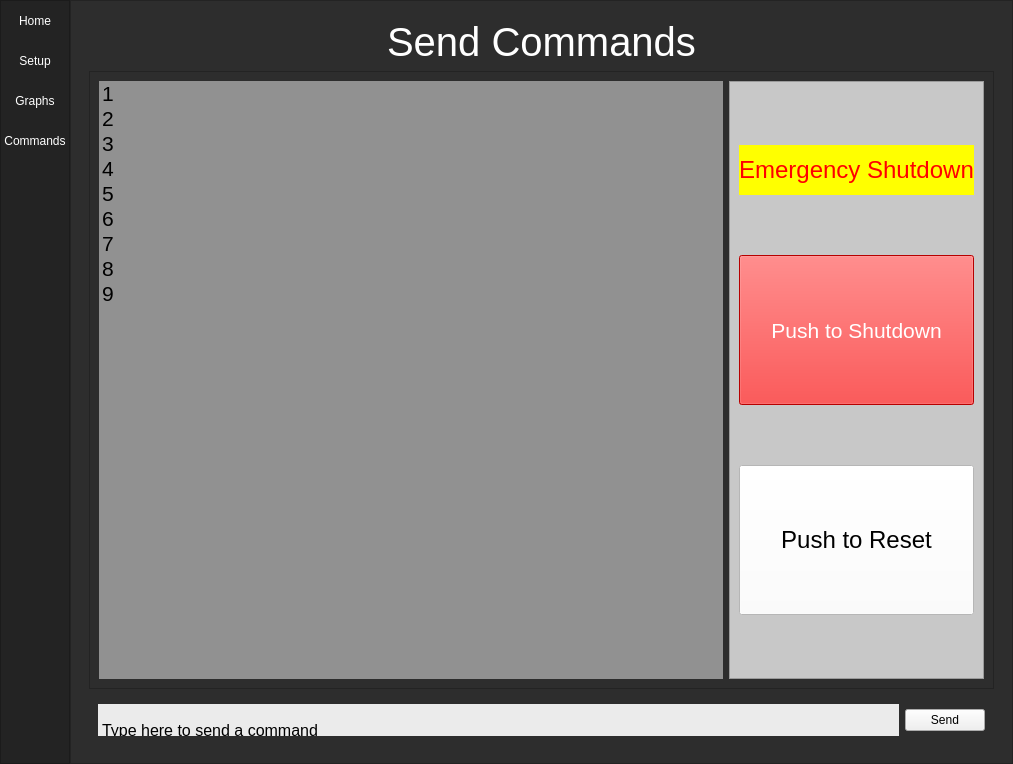
Qt form TelemetryViewer/ui_main.ui (UBCO-Motorsports/WirelessTelemetryCapstone) before a commit.
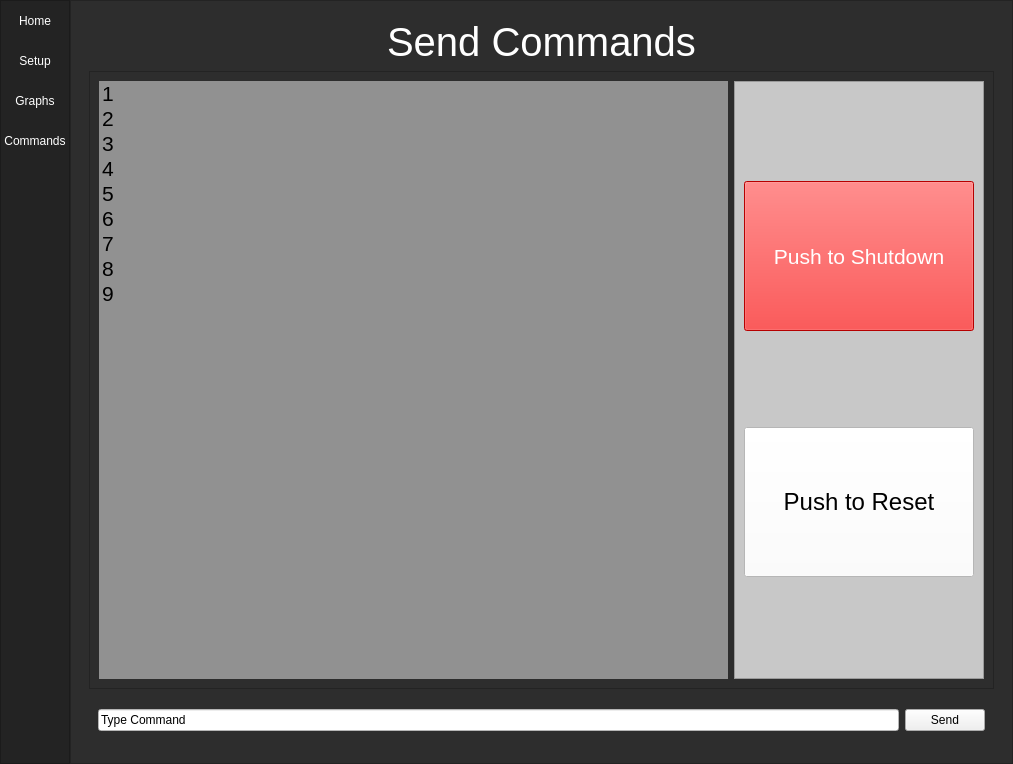
The same form after that commit. The open tabs and pages were chosen to show the change. Icons and pictures are not drawn.

Commit message:
Command page completion
added refresh button back

```diff
--- a/TelemetryViewer/ui_main.ui
+++ b/TelemetryViewer/ui_main.ui
@@ -2012,31 +2012,6 @@
                     <enum>QFrame::Raised</enum>
                    </property>
                    <layout class="QVBoxLayout" name="verticalLayout_2">
-                    <item>
-                     <widget class="QLabel" name="label_3">
-                      <property name="maximumSize">
-                       <size>
-                        <width>16777215</width>
-                        <height>50</height>
-                       </size>
-                      </property>
-                      <property name="font">
-                       <font>
-                        <pointsize>18</pointsize>
-                       </font>
-                      </property>
-                      <property name="styleSheet">
-                       <string notr="true">background-color: rgb(255, 255, 0);
-color: rgb(255, 0, 0);</string>
-                      </property>
-                      <property name="text">
-                       <string>Emergency Shutdown</string>
-                      </property>
-                      <property name="alignment">
-                       <set>Qt::AlignCenter</set>
-                      </property>
-                     </widget>
-                    </item>
                     <item>
                      <widget class="QPushButton" name="EmergencyShutdown_btn">
                       <property name="minimumSize">
@@ -2119,40 +2094,12 @@
                 </property>
                 <layout class="QHBoxLayout" name="horizontalLayout">
                  <item>
-                  <widget class="QTextEdit" name="textEdit">
-                   <property name="maximumSize">
-                    <size>
-                     <width>16777215</width>
-                     <height>80</height>
-                    </size>
-                   </property>
-                   <property name="font">
-                    <font>
-                     <pointsize>12</pointsize>
-                    </font>
-                   </property>
+                  <widget class="QLineEdit" name="commandbox">
                    <property name="styleSheet">
-                    <string notr="true">background-color: rgb(235, 235, 235);</string>
+                    <string notr="true">background-color: rgb(255, 255, 255);</string>
                    </property>
-                   <property name="frameShape">
-                    <enum>QFrame::NoFrame</enum>
-                   </property>
-                   <property name="frameShadow">
-                    <enum>QFrame::Plain</enum>
-                   </property>
-                   <property name="verticalScrollBarPolicy">
-                    <enum>Qt::ScrollBarAlwaysOff</enum>
-                   </property>
-                   <property name="horizontalScrollBarPolicy">
-                    <enum>Qt::ScrollBarAlwaysOff</enum>
-                   </property>
-                   <property name="html">
-                    <string>&lt;!DOCTYPE HTML PUBLIC &quot;-//W3C//DTD HTML 4.0//EN&quot; &quot;http://www.w3.org/TR/REC-html40/strict.dtd&quot;&gt;
-&lt;html&gt;&lt;head&gt;&lt;meta name=&quot;qrichtext&quot; content=&quot;1&quot; /&gt;&lt;style type=&quot;text/css&quot;&gt;
-p, li { white-space: pre-wrap; }
-&lt;/style&gt;&lt;/head&gt;&lt;body style=&quot; font-family:'MS Shell Dlg 2'; font-size:12pt; font-weight:400; font-style:normal;&quot;&gt;
-&lt;p style=&quot;-qt-paragraph-type:empty; margin-top:0px; margin-bottom:0px; margin-left:0px; margin-right:0px; -qt-block-indent:0; text-indent:0px; font-size:8.25pt;&quot;&gt;&lt;br /&gt;&lt;/p&gt;
-&lt;p style=&quot; margin-top:0px; margin-bottom:0px; margin-left:0px; margin-right:0px; -qt-block-indent:0; text-indent:0px;&quot;&gt;Type here to send a command&lt;/p&gt;&lt;/body&gt;&lt;/html&gt;</string>
+                   <property name="text">
+                    <string>Type Command</string>
                    </property>
                   </widget>
                  </item>
```
Left out of the diff: 30 changed lines with no effect on the pictures. The commit also changes 3 other files.
